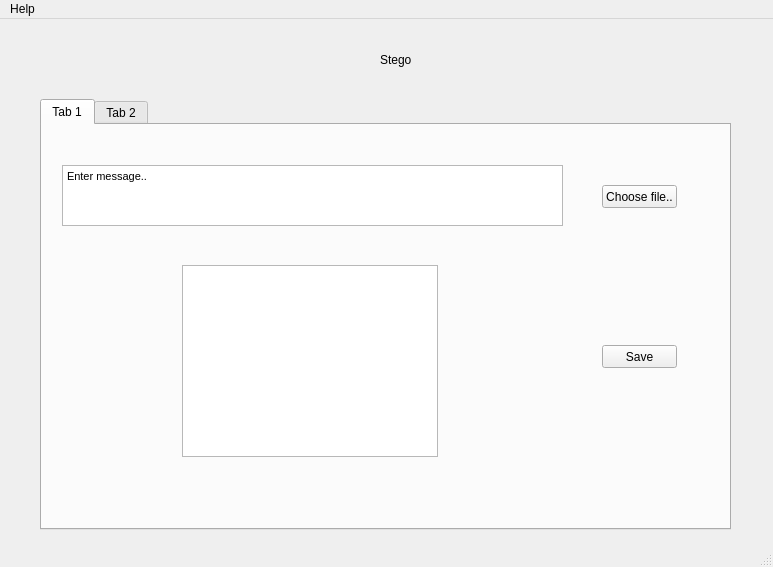
Izzyamarice/steganographyTool, file stegoGUI.ui: the form before one commit.
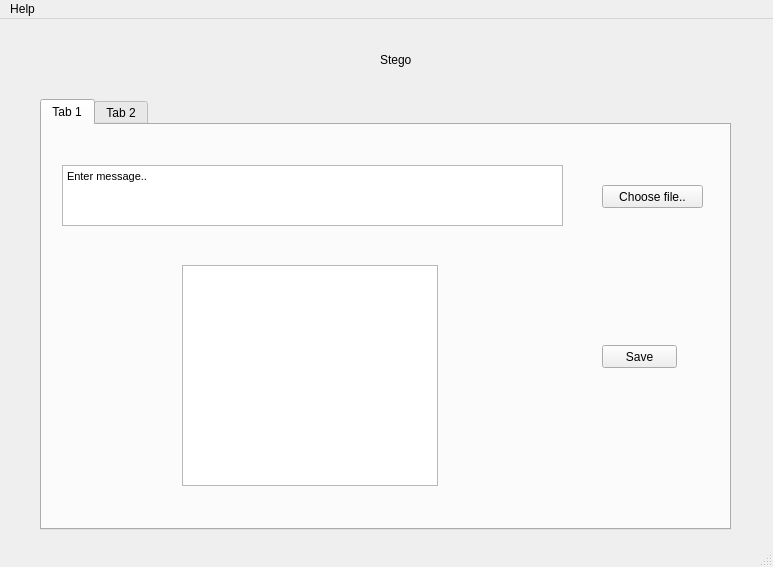
The form after the commit.

Commit message: Updated ui, created its relevant python file, created the main python file to run the application

The edit to the form file:
```diff
--- a/stegoGUI.ui
+++ b/stegoGUI.ui
@@ -59,7 +59,7 @@
         <x>140</x>
         <y>140</y>
         <width>256</width>
-        <height>192</height>
+        <height>221</height>
        </rect>
       </property>
      </widget>
@@ -81,7 +81,7 @@
        <rect>
         <x>560</x>
         <y>60</y>
-        <width>75</width>
+        <width>101</width>
         <height>23</height>
        </rect>
       </property>
```
Left out of the diff: 20 changed lines with no effect on the pictures. The commit also changes 2 other files.
